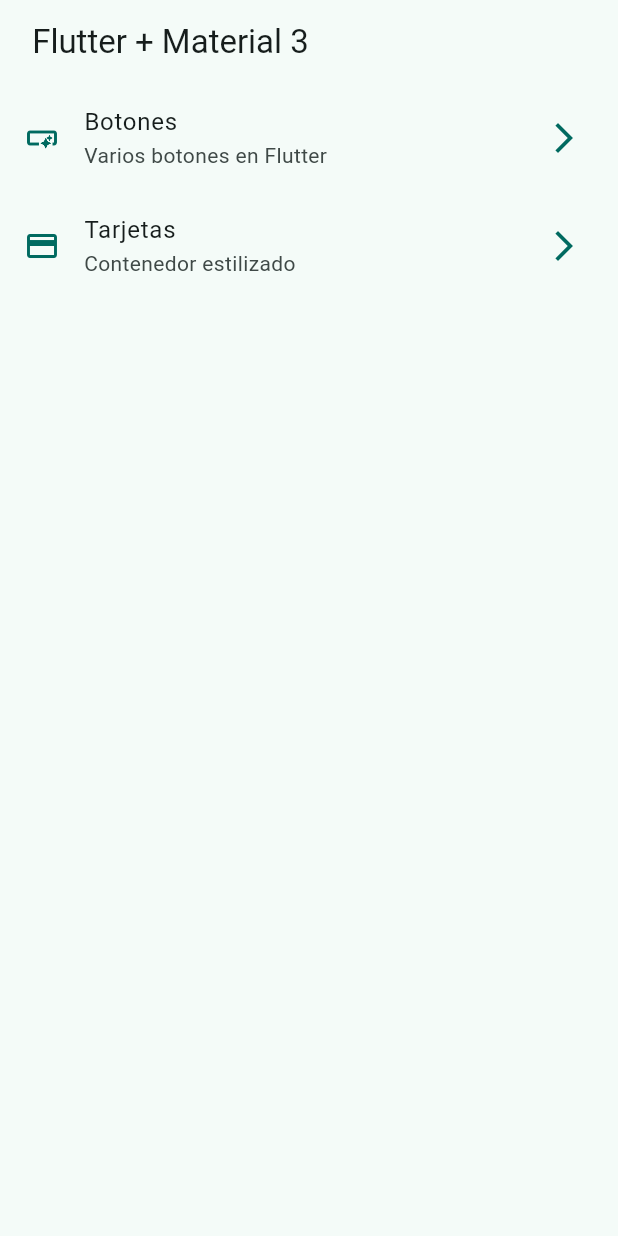
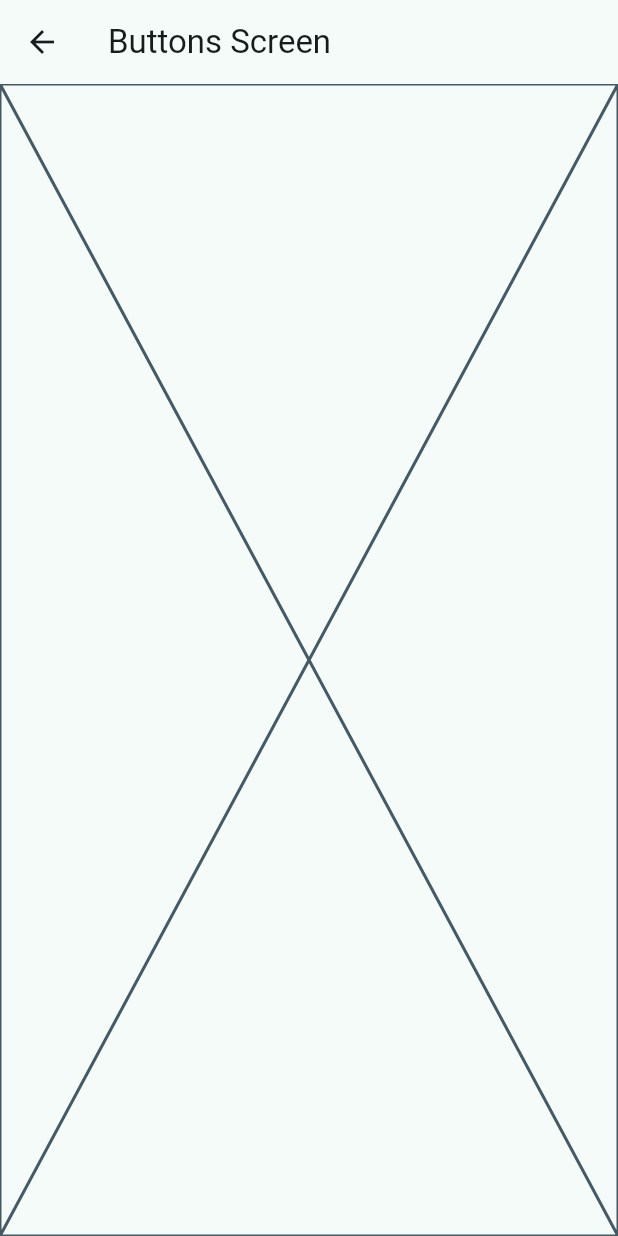
Before and after one commit to JulianOsorio27/componentesFlutter, a Flutter app: the screen it shows after launch, after a tap on "Botones", on a phone screen of 412 x 824 dp. Run offline on Flutter 3.47's test engine with Material 3 defaults, Android fonts, the phone set to English and light mode, and no system bars.

```diff
--- a/lib/config/menu/menu_items.dart
+++ b/lib/config/menu/menu_items.dart
@@ -29,7 +29,7 @@ const appMenuItems = <MenuItems> [
   MenuItems(
     title: 'Tarjetas',
     subTitle:'Contenedor estilizado',
-    link: '/card',
+    link: '/cards',
     icon: Icons.credit_card
   ),
 
--- a/lib/main.dart
+++ b/lib/main.dart
@@ -1,5 +1,7 @@
 import 'package:flutter/material.dart';
 import 'package:widgets_app/config/theme/app_theme.dart';
+import 'package:widgets_app/presentation/screens/buttons/buttons_screen.dart';
+import 'package:widgets_app/presentation/screens/card/cards_screens.dart';
 import 'package:widgets_app/presentation/screens/home/home_screen.dart';
 
 /*
@@ -19,7 +21,11 @@ class MainApp extends StatelessWidget {
     return  MaterialApp(
       debugShowCheckedModeBanner: false,
       theme: AppTheme(selectedColor: 1).getTheme(),
-      home: const HomeScreen()
+      home: const HomeScreen(),
+      routes: {
+        '/buttons' :(context) => const ButtonsScreen(),
+        '/cards' :(context) => const CardsScreen(),
+      },
     );
   }
 }
--- /dev/null
+++ b/lib/presentation/screens/buttons/buttons_screen.dart
@@ -0,0 +1,15 @@
+import 'package:flutter/material.dart';
+
+class ButtonsScreen extends StatelessWidget {
+  const ButtonsScreen({super.key});
+
+  @override
+  Widget build(BuildContext context) {
+    return Scaffold(
+      appBar: AppBar(
+        title: const Text('Buttons Screen'),
+      ),
+      body: const Placeholder(),
+    );
+  }
+}
--- a/lib/presentation/screens/home/home_screen.dart
+++ b/lib/presentation/screens/home/home_screen.dart
@@ -1,5 +1,6 @@
 import 'package:flutter/material.dart';
 import 'package:widgets_app/config/menu/menu_items.dart';
+import 'package:widgets_app/presentation/screens/buttons/buttons_screen.dart';
 
 class HomeScreen extends StatelessWidget {
   const HomeScreen({Key? key}) : super(key: key);
@@ -15,6 +16,7 @@ class HomeScreen extends StatelessWidget {
   }
 }
 
+// En esta clase tenemos el listView el cual se encarga de mostrar el menu de appMenuItems
 class _HomeView extends StatelessWidget {
   const _HomeView();
 
@@ -32,6 +34,7 @@ class _HomeView extends StatelessWidget {
   }
 }
 
+// En este widget tenemos el ListTile reutilizable en esta clase con su navegacion
 class _CustomListTitle extends StatelessWidget {
   const _CustomListTitle({
     required this.menuItem,
@@ -50,7 +53,18 @@ class _CustomListTitle extends StatelessWidget {
       title: Text( menuItem.title ),
       subtitle: Text( menuItem.subTitle ),
       onTap: () {
-        // TODO: Navegar a otra pantalla
+
+      //  Abrir otros enlaces Navegacion entre pantallas.
+
+      // Navigator.of(context).push(
+      //   MaterialPageRoute(
+      //     builder: (context) => const ButtonsScreen(), )
+      // );
+
+      Navigator.pushNamed(context, menuItem.link);
+
+
+
       },
     );
   }
```
Also changed, not shown: lib/presentation/screens/card/cards_screens.dart (added, +15 -0 lines).
